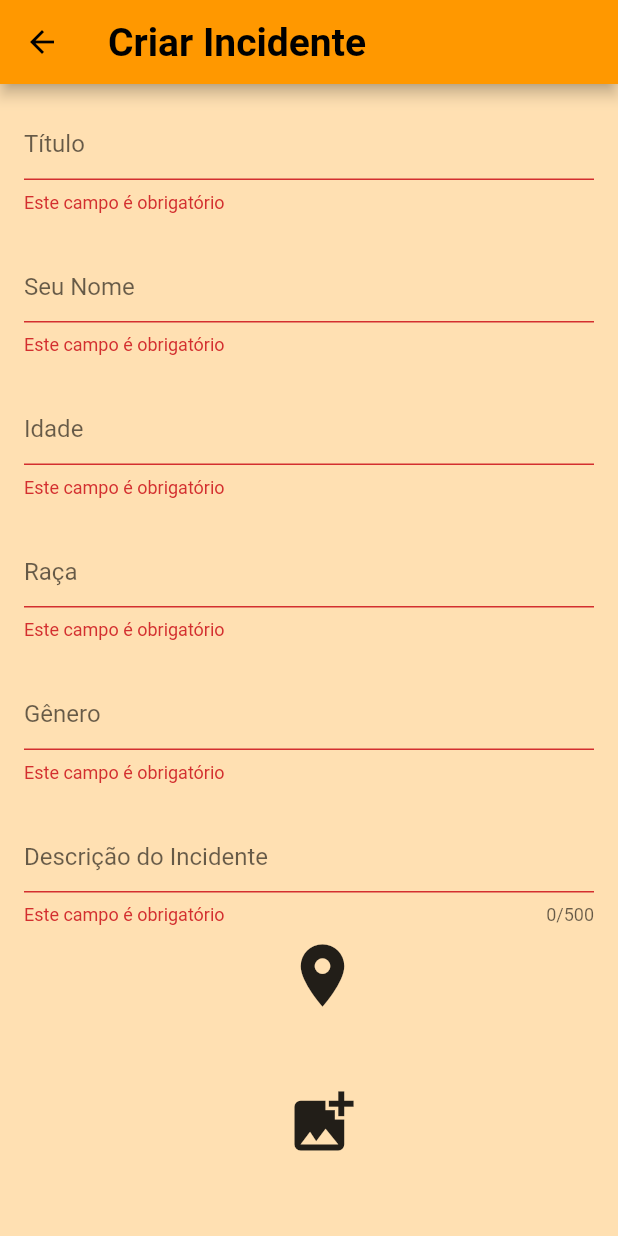
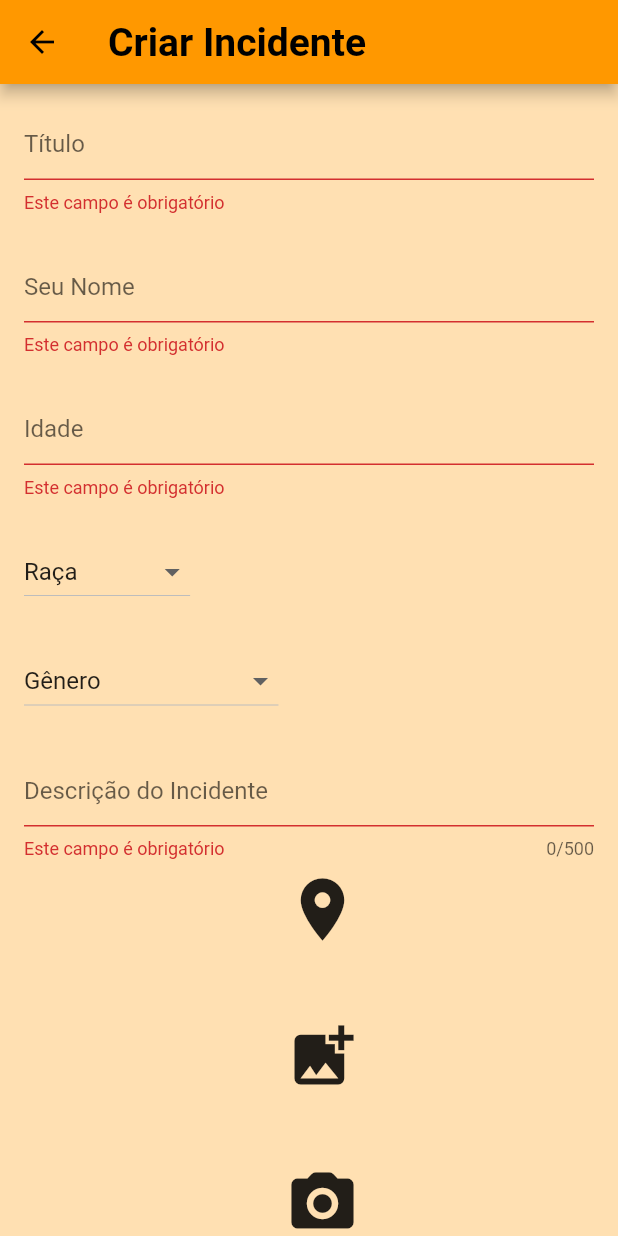
Before and after one commit to Iagolealfa/Cop-Incident, a Flutter app: the CreateIncidentScreen screen opened directly, after a tap on "Gerar Incidente", on a phone screen of 412 x 824 dp. Run offline on Flutter 3.47's test engine with Material 2 defaults, Android fonts, the phone set to English and light mode, and no system bars; our stand-ins replace cloud_firestore, firebase_auth, firebase_core, flutter_map, image_picker, latlong2; accounts and stored records are empty; Roboto replaces fonts that are missing (Bebes Neue).

Commit message:
Mudei os campos de raça e gênero para só aceitarem valores predefinidos e alterei a validação para que os valores padrões não sejam aceitos.

```diff
--- a/incident/lib/criarIncidente.dart
+++ b/incident/lib/criarIncidente.dart
@@ -51,7 +51,7 @@ class CreateIncidentModel {
         'latitude': incident.localdoincidente.latitude,
         'longitude': incident.localdoincidente.longitude,
         'isVisible': _isVisible,
-        'usuario':incident.usuario,
+        'usuario': incident.usuario,
       });
 
       print('Incident armazenado com sucesso no Firestore!');
@@ -97,8 +97,8 @@ class _CreateIncidentScreenState extends State<CreateIncidentScreen> {
     titulo: '',
     nome: '',
     idade: 0,
-    genero: '',
-    raca: '',
+    genero: 'Gênero',
+    raca: 'Raça',
     descricao: '',
     localdoincidente: LatLng(0, 0),
     usuario: nomeUsuario,
@@ -112,6 +112,14 @@ class _CreateIncidentScreenState extends State<CreateIncidentScreen> {
       return 'Este campo é obrigatório';
     }
     return null;
+  }
+
+  bool isValidRaca(String? value) {
+    return value != 'Raça';
+  }
+
+  bool isValidGenero(String? value) {
+    return value != 'Gênero';
   }
 
   @override
@@ -166,6 +174,22 @@ class _CreateIncidentScreenState extends State<CreateIncidentScreen> {
                   },
                 ),
                 SizedBox(height: 25),
+                DropdownButton<String>(
+                  value: _incident.raca,
+                  onChanged: (newValue) {
+                    setState(() {
+                      _incident.raca = newValue ?? "Raça";
+                    });
+                  },
+                  items: <String>['Raça', 'Branco', 'Preto/Pardo', 'Outro']
+                      .map<DropdownMenuItem<String>>((String value) {
+                    return DropdownMenuItem<String>(
+                      value: value,
+                      child: Text(value),
+                    );
+                  }).toList(),
+                )
+/*
                 TextFormField(
                   decoration: InputDecoration(hintText: 'Raça'),
                   validator: _validateField,
@@ -174,8 +198,30 @@ class _CreateIncidentScreenState extends State<CreateIncidentScreen> {
                       _incident.raca = value;
                     });
                   },
-                ),
+                )*/
+                ,
                 SizedBox(height: 25),
+                DropdownButton<String>(
+                  value: _incident.genero,
+                  onChanged: (newValue) {
+                    setState(() {
+                      _incident.genero = newValue ?? "Prefiro Não Informar";
+                    });
+                  },
+                  items: <String>[
+                    'Gênero',
+                    'Masculino',
+                    'Feminino',
+                    'Prefiro Não Informar'
+                  ].map<DropdownMenuItem<String>>((String value) {
+                    return DropdownMenuItem<String>(
+                      value: value,
+                      child: Text(value),
+                    );
+                  }).toList(),
+                )
+
+                /*
                 TextFormField(
                   decoration: InputDecoration(hintText: 'Gênero'),
                   validator: _validateField,
@@ -184,7 +230,8 @@ class _CreateIncidentScreenState extends State<CreateIncidentScreen> {
                       _incident.genero = value;
                     });
                   },
-                ),
+                )*/
+                ,
                 SizedBox(height: 25),
                 TextFormField(
                   decoration:
@@ -241,7 +288,9 @@ class _CreateIncidentScreenState extends State<CreateIncidentScreen> {
                 Center(
                   child: ElevatedButton(
                     onPressed: () {
-                      if (_formKey.currentState!.validate()) {
+                      if ((_formKey.currentState!.validate()) &&
+                          isValidGenero(_incident.genero) &&
+                          isValidRaca(_incident.raca)) {
                         _controller.createIncident(context, _incident);
                       }
                     },
```
